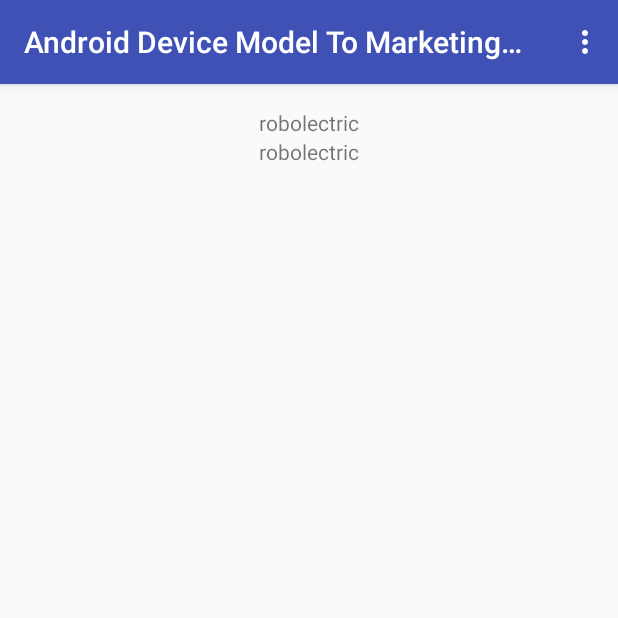
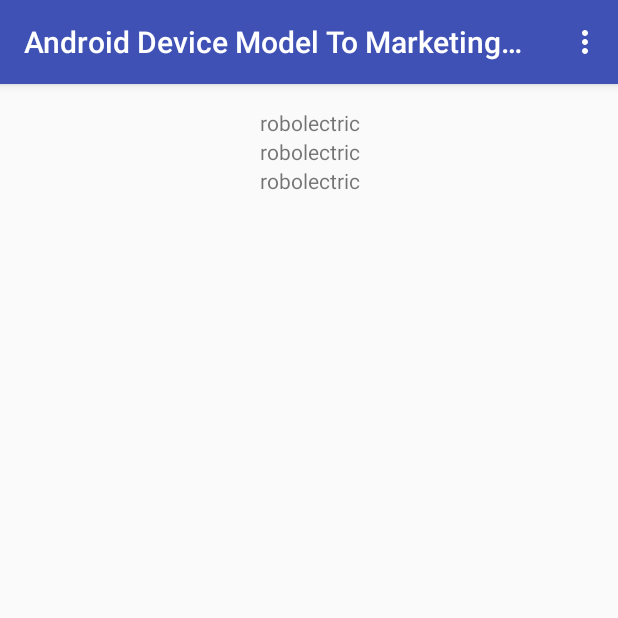
Before and after one commit to zfdang/android-device-model-to-marketing-name, an Android app: the screen it shows after launch (DemoActivity), on a phone screen of 412 x 824 dp, the top half of it. Run offline under Robolectric (Android 15) with nearby library versions, the phone set to English and light mode, and no system bars.

Commit message:
update demo

```diff
--- a/demo/src/main/java/com/zfdang/androiddevicemodeltomarketingname/DemoActivity.java
+++ b/demo/src/main/java/com/zfdang/androiddevicemodeltomarketingname/DemoActivity.java
@@ -1,5 +1,6 @@
 package com.zfdang.androiddevicemodeltomarketingname;
 
+import android.os.Build;
 import android.os.Bundle;
 import android.support.design.widget.FloatingActionButton;
 import android.support.design.widget.Snackbar;
@@ -31,11 +32,14 @@
         });
 
 
-        TextView tvb = (TextView) findViewById(R.id.device_marketing_name_with_branding);
-        tvb.setText(DeviceMarketingName.getInstance(this).getDeviceMarketingName(true));
+        TextView model = (TextView) findViewById(R.id.device_model);
+        model.setText(Build.MODEL);
 
-        TextView tv = (TextView) findViewById(R.id.device_marketing_name);
-        tv.setText(DeviceMarketingName.getInstance(this).getDeviceMarketingName(false));
+        TextView marketingName = (TextView) findViewById(R.id.device_marketing_name);
+        marketingName.setText(DeviceMarketingName.getInstance(this).getDeviceMarketingName(false));
+
+        TextView marketingNameWithBranding = (TextView) findViewById(R.id.device_marketing_name_with_branding);
+        marketingNameWithBranding.setText(DeviceMarketingName.getInstance(this).getDeviceMarketingName(true));
     }
 
     @Override
--- a/demo/src/main/res/layout/content_demo.xml
+++ b/demo/src/main/res/layout/content_demo.xml
@@ -12,20 +12,30 @@
     app:layout_behavior="@string/appbar_scrolling_view_behavior"
     tools:context="com.zfdang.androiddevicemodeltomarketingname.DemoActivity"
     tools:showIn="@layout/activity_demo"
-    android:gravity="center_horizontal">
+    >
+
+    <TextView
+        android:id="@+id/device_model"
+        android:layout_width="match_parent"
+        android:layout_height="wrap_content"
+        android:gravity="center_horizontal"
+        android:text="Device Build.MODEL"/>
 
     <TextView
         android:id="@+id/device_marketing_name"
-        android:layout_width="wrap_content"
+        android:layout_width="match_parent"
         android:layout_height="wrap_content"
+        android:layout_below="@+id/device_model"
+        android:gravity="center_horizontal"
         android:text="Device Marketing Name"
         />
 
     <TextView
         android:id="@+id/device_marketing_name_with_branding"
+        android:layout_width="match_parent"
+        android:layout_height="wrap_content"
         android:layout_below="@+id/device_marketing_name"
-        android:layout_width="wrap_content"
-        android:layout_height="wrap_content"
+        android:gravity="center_horizontal"
         android:text="Device Marketing Name with Branding"
         />
 
```
Also changed, not shown: 1 other file.
